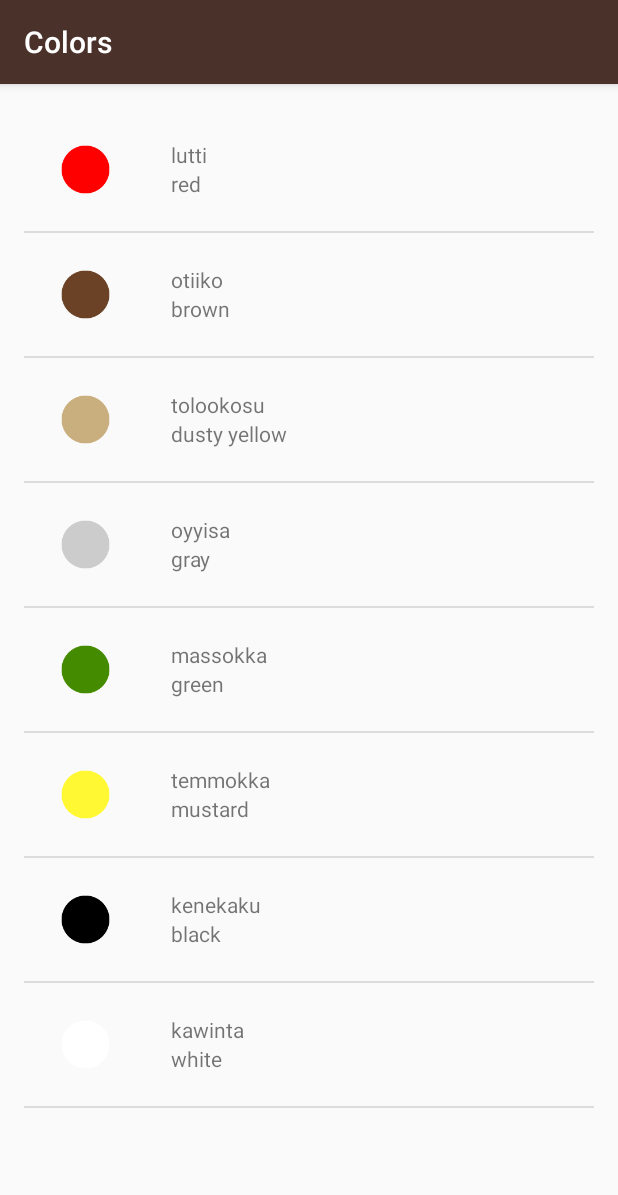
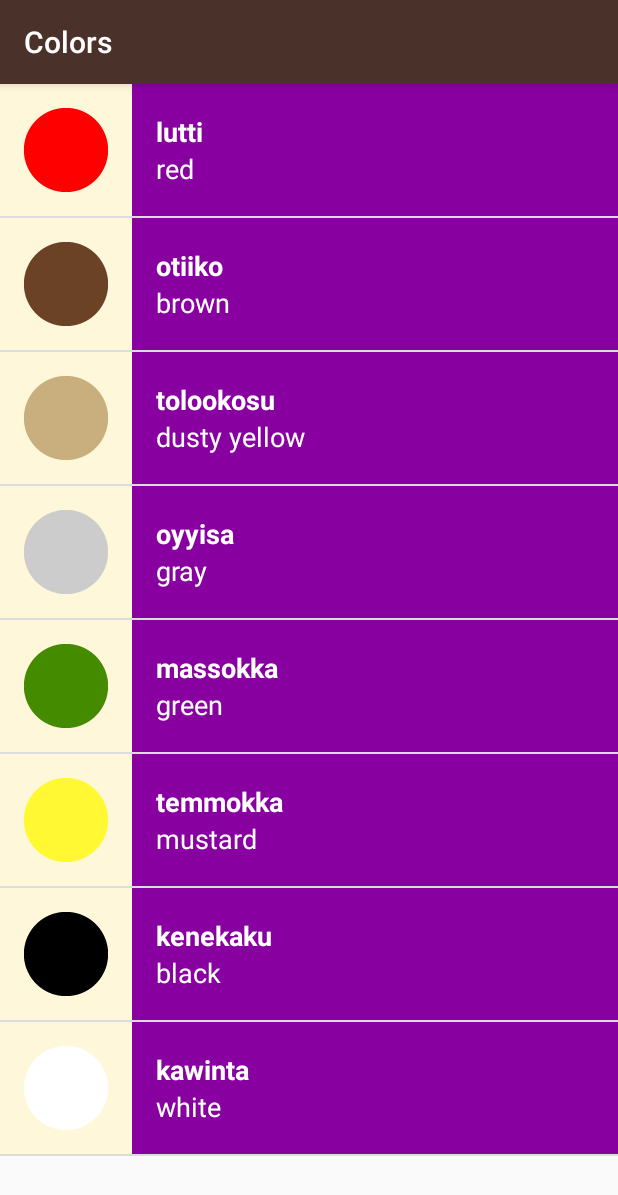
Before and after one commit to KristianWB/ud839_Miwok-Starter-code, an Android app: the ColorsActivity screen opened directly, with no data from a screen before it, on a phone screen of 412 x 824 dp. Shown: the top 1195 px of the screen. Run offline under Robolectric (Android 15) with nearby library versions, the phone set to English and light mode, and no system bars.

Commit message:
Fixed errors in list_item.xml styled up the app made the color methods work!!!
Hurra!!! its finished

```diff
--- a/app/src/main/AndroidManifest.xml
+++ b/app/src/main/AndroidManifest.xml
@@ -10,6 +10,7 @@
         android:theme="@style/AppTheme">
         <activity android:name=".ColorsActivity"
             android:label="Colors"/>
+            <!--android:Background="8800A0"/>-->
         <activity android:name=".FamilyActivity"
             android:label="Family"/>
         <activity android:name=".PhrasesActivity"
--- a/app/src/main/java/com/example/android/miwok/ColorsActivity.java
+++ b/app/src/main/java/com/example/android/miwok/ColorsActivity.java
@@ -29,7 +29,7 @@ public class ColorsActivity extends AppCompatActivity {
         // This list item layout contains a single {@link TextView}, which the adapter will set to
         // display a single word.
         WordAdapter Adapter =
-                new WordAdapter(this, words);
+                new WordAdapter(this, words, R.color.category_colors);
 
         // Find the {@link ListView} object in the view hierarchy of the {@link Activity}.
         // There should be a {@link ListView} with the view ID called list, which is declared in the
--- a/app/src/main/java/com/example/android/miwok/NumbersActivity.java
+++ b/app/src/main/java/com/example/android/miwok/NumbersActivity.java
@@ -37,7 +37,7 @@ public class NumbersActivity extends AppCompatActivity {
         // This list item layout contains a single {@link TextView}, which the adapter will set to
         // display a single word.
         WordAdapter Adapter =
-                new WordAdapter(this, words);
+                new WordAdapter(this, words, R.color.category_numbers);
 
         // Find the {@link ListView} object in the view hierarchy of the {@link Activity}.
         // There should be a {@link ListView} with the view ID called list, which is declared in the
--- a/app/src/main/java/com/example/android/miwok/PhrasesActivity.java
+++ b/app/src/main/java/com/example/android/miwok/PhrasesActivity.java
@@ -32,7 +32,7 @@ public class PhrasesActivity extends AppCompatActivity {
         // This list item layout contains a single {@link TextView}, which the adapter will set to
         // display a single word.
         WordAdapter Adapter =
-                new WordAdapter(this, words);
+                new WordAdapter(this, words, R.color.category_phrases);
 
         // Find the {@link ListView} object in the view hierarchy of the {@link Activity}.
         // There should be a {@link ListView} with the view ID called list, which is declared in the
--- a/app/src/main/java/com/example/android/miwok/WordAdapter.java
+++ b/app/src/main/java/com/example/android/miwok/WordAdapter.java
@@ -3,6 +3,7 @@ package com.example.android.miwok;
 import android.app.Activity;
 import android.support.annotation.NonNull;
 import android.support.annotation.Nullable;
+import android.support.v4.content.ContextCompat;
 import android.view.LayoutInflater;
 import android.view.View;
 import android.view.ViewGroup;
@@ -14,13 +15,16 @@ import java.util.ArrayList;
 
 public class WordAdapter extends ArrayAdapter<Word> {
 
+    private int mColorResourceId;
 
-    public WordAdapter(Activity context, ArrayList<Word> words) {
+
+    public WordAdapter(Activity context, ArrayList<Word> words, int colorResourceId) {
         // Here, we initialize the ArrayAdapter's internal storage for the context and the list.
         // the second argument is used when the ArrayAdapter is populating a single TextView.
         // Because this is a custom adapter for two TextViews and an ImageView, the adapter is not
         // going to use this second argument, so it can be any value. Here, we used 0.
         super(context, 0, words);
+        mColorResourceId = colorResourceId;
     }
 
     @Override
@@ -59,6 +63,13 @@ public class WordAdapter extends ArrayAdapter<Word> {
             imageView.setVisibility(View.GONE);
         }
 
+        //Set the theme color for the list item
+        View textContainer = listItemView.findViewById(R.id.text_container);
+        //Find the color that the resourceId maps to
+        int color = ContextCompat.getColor(getContext(), mColorResourceId);
+        // Set the background color of the text container View
+        textContainer.setBackgroundColor(color);
+
         // Return the whole list item layout (containing 2 TextViews and an ImageView)
         // so that it can be shown in the ListView
         return listItemView;
--- a/app/src/main/res/layout/activity_main.xml
+++ b/app/src/main/res/layout/activity_main.xml
@@ -1,20 +1,16 @@
 <?xml version="1.0" encoding="utf-8"?>
 <!-- Copyright (C) 2016 The Android Open Source Project
-
      Licensed under the Apache License, Version 2.0 (the "License");
      you may not use this file except in compliance with the License.
      You may obtain a copy of the License at
-
           http://www.apache.org/licenses/LICENSE-2.0
-
      Unless required by applicable law or agreed to in writing, software
      distributed under the License is distributed on an "AS IS" BASIS,
      WITHOUT WARRANTIES OR CONDITIONS OF ANY KIND, either express or implied.
      See the License for the specific language governing permissions and
      limitations under the License.
 -->
-<LinearLayout
-    xmlns:android="http://schemas.android.com/apk/res/android"
+<LinearLayout xmlns:android="http://schemas.android.com/apk/res/android"
     xmlns:tools="http://schemas.android.com/tools"
     android:layout_width="match_parent"
     android:layout_height="match_parent"
--- a/app/src/main/res/layout/list_item.xml
+++ b/app/src/main/res/layout/list_item.xml
@@ -1,62 +1,45 @@
 <?xml version="1.0" encoding="utf-8"?>
 <LinearLayout xmlns:android="http://schemas.android.com/apk/res/android"
+    xmlns:tools="http://schemas.android.com/tools"
     android:layout_width="match_parent"
     android:layout_height="wrap_content"
-        android:gravity="center_vertical"
-        android:orientation="horizontal"
-        android:minHeight="?android:attr/listPreferredItemHeight"
-        android:padding="16dp">
+    android:background="@color/tan_background"
+    android:minHeight="@dimen/list_item_height"
+    android:orientation="horizontal">
 
     <ImageView
-            android:src="@mipmap/ic_launcher"
-            android:layout_marginRight="16dp"
         android:id="@+id/image"
-            android:layout_width="50dp"
-            android:layout_height="50dp"/>
+        android:layout_width="@dimen/list_item_height"
+        android:layout_height="@dimen/list_item_height" />
 
     <LinearLayout
-            android:layout_width="0dp"
-            android:layout_height="wrap_content"
-            android:layout_weight="1"
+        android:id="@+id/text_container"
+        android:layout_width="match_parent"
+        android:layout_height="match_parent"
         android:orientation="vertical"
         android:paddingLeft="16dp">
 
         <TextView
             android:id="@+id/miwok_text_view"
-                android:layout_width="wrap_content"
-                android:layout_height="wrap_content"/>
+            android:layout_width="match_parent"
+            android:layout_height="0dp"
+            android:layout_weight="1"
+            android:gravity="bottom"
+            android:textAppearance="?android:textAppearanceMedium"
+            android:textColor="@android:color/white"
+            android:textStyle="bold"
+            tools:text="lutti" />
 
         <TextView
             android:id="@+id/default_text_view"
-                android:layout_width="wrap_content"
-                android:layout_height="wrap_content" />
+            android:layout_width="match_parent"
+            android:layout_height="0dp"
+            android:layout_weight="1"
+            android:gravity="top"
+            android:textAppearance="?android:textAppearanceMedium"
+            android:textColor="@android:color/white"
+            tools:text="one" />
 
     </LinearLayout>
 
 </LinearLayout>
-
-
-
-<!--    <TextView
-        android:id="@+id/miwok_text_view"
-        android:layout_width="match_parent"
-        android:layout_height="wrap_content"
-        tools:text="lutti"/>
-
-    <TextView
-        android:id="@+id/default_text_view"
-        android:layout_width="match_parent"
-        android:layout_height="wrap_content"
-        tools:text="one"/>-->
-
-<!--
-<LinearLayout xmlns:android="http://schemas.android.com/apk/res/android"
-android:orientation="vertical"
-android:layout_width="match_parent"
-android:layout_height="match_parent"
-xmlns:tools="http://schemas.android.com/tools"
-android:padding="16dp"
-android:id="@+id/list_item">
-
-
-</LinearLayout>-->
--- a/app/src/main/res/layout/word_list.xml
+++ b/app/src/main/res/layout/word_list.xml
@@ -5,7 +5,4 @@
     android:orientation="vertical"
     android:layout_width="match_parent"
     android:layout_height="match_parent"
-    android:paddingBottom="@dimen/activity_vertical_margin"
-    android:paddingLeft="@dimen/activity_horizontal_margin"
-    android:paddingRight="@dimen/activity_horizontal_margin"
-    android:paddingTop="@dimen/activity_vertical_margin"/>
+    />
--- a/app/src/main/res/values/styles.xml
+++ b/app/src/main/res/values/styles.xml
@@ -28,6 +28,7 @@
         <item name="android:padding">16dp</item>
         <item name="android:textColor">@android:color/white</item>
         <item name="android:textStyle">bold</item>
+        <item name="android:textSize">18sp</item>
         <item name="android:textAppearance">?android:textAppearanceMedium</item>
     </style>
 </resources>
```
Also changed, not shown: app/src/main/res/values-w820dp/dimens.xml (deleted, +0 -20 lines), app/src/main/res/values/dimens.xml (+0 -17 lines). Lines whose indentation alone changed are shown as unchanged.
